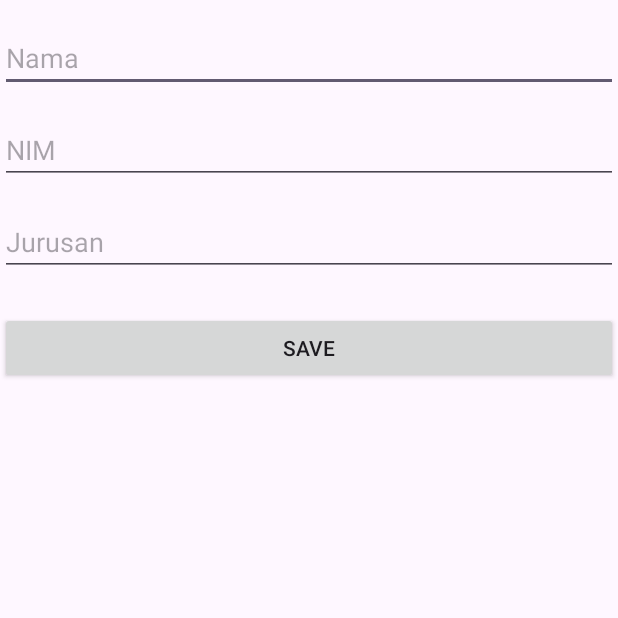
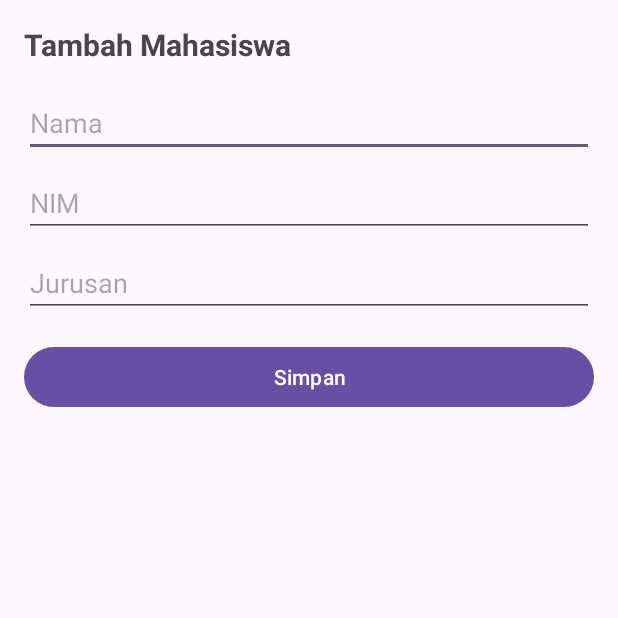
Before and after one commit to Betrand-Alfayedh/MahasiswaApp, an Android app: the screen it shows after launch (AddEditActivity before the commit, AddActivity after it), after a tap on an icon or button, on a phone screen of 412 x 824 dp, the top half of it. Run offline under Robolectric (Android 15) with nearby library versions, the phone set to English and light mode, and no system bars; 1 other tap on this screen came first.

Commit message:
Initial commit

```diff
--- /dev/null
+++ b/app/src/main/java/com/login/mahasiswaapp/AddActivity.kt
@@ -0,0 +1,43 @@
+package com.login.mahasiswaapp
+
+import android.os.Bundle
+import android.widget.Toast
+import androidx.appcompat.app.AppCompatActivity
+import com.login.mahasiswaapp.database.DatabaseHelper
+import com.login.mahasiswaapp.databinding.ActivityAddBinding
+import com.login.mahasiswaapp.model.Mahasiswa
+
+class AddActivity : AppCompatActivity() {
+
+    private lateinit var binding: ActivityAddBinding
+    private lateinit var databaseHelper: DatabaseHelper
+
+    override fun onCreate(savedInstanceState: Bundle?) {
+        super.onCreate(savedInstanceState)
+
+        binding = ActivityAddBinding.inflate(layoutInflater)
+        setContentView(binding.root)
+
+        databaseHelper = DatabaseHelper(this)
+
+        binding.btnSave.setOnClickListener {
+            val nama = binding.etNama.text.toString()
+            val nim = binding.etNim.text.toString()
+            val jurusan = binding.etJurusan.text.toString()
+
+            if (nama.isBlank() || nim.isBlank() || jurusan.isBlank()) {
+                Toast.makeText(this, "Semua field harus diisi!", Toast.LENGTH_SHORT).show()
+            } else {
+                val mahasiswa = Mahasiswa(0, nama, nim, jurusan)
+                val result = databaseHelper.insertMahasiswa(mahasiswa)
+
+                if (result > 0) {
+                    Toast.makeText(this, "Mahasiswa berhasil ditambahkan", Toast.LENGTH_SHORT).show()
+                    finish() // Kembali ke MainActivity
+                } else {
+                    Toast.makeText(this, "Gagal menambahkan mahasiswa", Toast.LENGTH_SHORT).show()
+                }
+            }
+        }
+    }
+}
--- a/app/src/main/java/com/login/mahasiswaapp/MainActivity.kt
+++ b/app/src/main/java/com/login/mahasiswaapp/MainActivity.kt
@@ -27,15 +27,19 @@ class MainActivity : AppCompatActivity() {
         databaseHelper = DatabaseHelper(this)
         mahasiswaAdapter = MahasiswaAdapter(
             mutableListOf(),
-            { mahasiswa ->
-                val intent = Intent(this, AddEditActivity::class.java)
-                intent.putExtra("EXTRA_ID", mahasiswa.id)
-                intent.putExtra("EXTRA_NAMA", mahasiswa.nama)
-                intent.putExtra("EXTRA_NIM", mahasiswa.nim)
-                intent.putExtra("EXTRA_JURUSAN", mahasiswa.jurusan)
+            this,
+            onEditClick = { mahasiswa ->
+                // Handle edit button click
+                val intent = Intent(this, EditActivity::class.java).apply {
+                    putExtra("EXTRA_ID", mahasiswa.id)
+                    putExtra("EXTRA_NAMA", mahasiswa.nama)
+                    putExtra("EXTRA_NIM", mahasiswa.nim)
+                    putExtra("EXTRA_JURUSAN", mahasiswa.jurusan)
+                }
                 startActivity(intent)
             },
-            { mahasiswa ->
+            onDeleteClick = { mahasiswa ->
+                // Handle delete button click
                 showDeleteConfirmationDialog(mahasiswa)
             }
         )
@@ -45,10 +49,15 @@ class MainActivity : AppCompatActivity() {
             adapter = mahasiswaAdapter
         }
 
+        // Set hint for SearchView
+        binding.searchView.queryHint = "Cari Mahasiswa"
+
+        // Handle click on Floating Action Button (FAB) to add new mahasiswa
         binding.fab.setOnClickListener {
-            startActivity(Intent(this, AddEditActivity::class.java))
+            startActivity(Intent(this, AddActivity::class.java))
         }
 
+        // Set up search functionality for filtering mahasiswa
         binding.searchView.setOnQueryTextListener(object : SearchView.OnQueryTextListener {
             override fun onQueryTextSubmit(query: String?): Boolean {
                 return false
@@ -59,6 +68,19 @@ class MainActivity : AppCompatActivity() {
                 return true
             }
         })
+        binding.searchView.setOnClickListener {
+            binding.searchView.isIconified = false // Makes sure the SearchView is expanded when clicked
+        }
+
+        // Handle click on RecyclerView item for detail view
+        mahasiswaAdapter.setOnItemClickListener { mahasiswa ->
+            val intent = Intent(this, DetailActivity::class.java).apply {
+                putExtra("nama", mahasiswa.nama)
+                putExtra("nim", mahasiswa.nim)
+                putExtra("jurusan", mahasiswa.jurusan)
+            }
+            startActivity(intent)
+        }
     }
 
     override fun onResume() {
@@ -66,11 +88,13 @@ class MainActivity : AppCompatActivity() {
         loadMahasiswa()
     }
 
+    // Load the mahasiswa data from database and update RecyclerView
     private fun loadMahasiswa() {
         val mahasiswaList = databaseHelper.getAllMahasiswa()
         mahasiswaAdapter.updateData(mahasiswaList)
     }
 
+    // Filter mahasiswa based on query text
     private fun filterMahasiswa(query: String?) {
         val allMahasiswa = databaseHelper.getAllMahasiswa()
         val filteredList = allMahasiswa.filter {
@@ -81,6 +105,7 @@ class MainActivity : AppCompatActivity() {
         mahasiswaAdapter.updateData(filteredList)
     }
 
+    // Show confirmation dialog for deleting mahasiswa
     private fun showDeleteConfirmationDialog(mahasiswa: Mahasiswa) {
         AlertDialog.Builder(this).apply {
             setTitle("Hapus Mahasiswa")
@@ -89,7 +114,7 @@ class MainActivity : AppCompatActivity() {
                 val deletedRows = databaseHelper.deleteMahasiswa(mahasiswa.id)
                 if (deletedRows > 0) {
                     Toast.makeText(this@MainActivity, "Mahasiswa berhasil dihapus", Toast.LENGTH_SHORT).show()
-                    loadMahasiswa()
+                    loadMahasiswa() // Reload mahasiswa list after delete
                 } else {
                     Toast.makeText(this@MainActivity, "Gagal menghapus mahasiswa", Toast.LENGTH_SHORT).show()
                 }
--- a/app/src/main/java/com/login/mahasiswaapp/adapter/MahasiswaAdapter.kt
+++ b/app/src/main/java/com/login/mahasiswaapp/adapter/MahasiswaAdapter.kt
@@ -1,19 +1,29 @@
 package com.login.mahasiswaapp.adapter
 
+import android.content.Context
+import android.content.Intent
 import android.view.LayoutInflater
 import android.view.View
 import android.view.ViewGroup
 import android.widget.ImageView
 import android.widget.TextView
 import androidx.recyclerview.widget.RecyclerView
+import com.login.mahasiswaapp.DetailActivity
 import com.login.mahasiswaapp.R
 import com.login.mahasiswaapp.model.Mahasiswa
 
 class MahasiswaAdapter(
     private var mahasiswaList: MutableList<Mahasiswa>,
+    private val context: Context,
     private val onEditClick: (Mahasiswa) -> Unit,
     private val onDeleteClick: (Mahasiswa) -> Unit
 ) : RecyclerView.Adapter<MahasiswaAdapter.MahasiswaViewHolder>() {
+
+    private var onItemClickListener: ((Mahasiswa) -> Unit)? = null
+
+    fun setOnItemClickListener(listener: (Mahasiswa) -> Unit) {
+        onItemClickListener = listener
+    }
 
     override fun onCreateViewHolder(parent: ViewGroup, viewType: Int): MahasiswaViewHolder {
         val view = LayoutInflater.from(parent.context).inflate(R.layout.item_mahasiswa, parent, false)
@@ -23,18 +33,29 @@ class MahasiswaAdapter(
     override fun onBindViewHolder(holder: MahasiswaViewHolder, position: Int) {
         val mahasiswa = mahasiswaList[position]
         holder.bind(mahasiswa)
+
+        // Handle edit button click
         holder.ivEdit.setOnClickListener { onEditClick(mahasiswa) }
+
+        // Handle delete button click
         holder.ivDelete.setOnClickListener { onDeleteClick(mahasiswa) }
+
+        // Handle item click to view detail
+        holder.itemView.setOnClickListener {
+            onItemClickListener?.invoke(mahasiswa)
+        }
     }
 
     override fun getItemCount(): Int = mahasiswaList.size
 
+    // Update the data in the adapter
     fun updateData(newMahasiswaList: List<Mahasiswa>) {
         mahasiswaList.clear()
         mahasiswaList.addAll(newMahasiswaList)
         notifyDataSetChanged()
     }
 
+    // ViewHolder class to bind data to each list item
     inner class MahasiswaViewHolder(itemView: View) : RecyclerView.ViewHolder(itemView) {
         private val tvNama: TextView = itemView.findViewById(R.id.tvNama)
         private val tvNim: TextView = itemView.findViewById(R.id.tvNim)
@@ -42,6 +63,7 @@ class MahasiswaAdapter(
         val ivEdit: ImageView = itemView.findViewById(R.id.ivEdit)
         val ivDelete: ImageView = itemView.findViewById(R.id.ivDelete)
 
+        // Bind mahasiswa data to the UI components
         fun bind(mahasiswa: Mahasiswa) {
             tvNama.text = mahasiswa.nama
             tvNim.text = "NIM: ${mahasiswa.nim}"
--- /dev/null
+++ b/app/src/main/res/drawable/search_view_background.xml
@@ -0,0 +1,4 @@
+<shape xmlns:android="http://schemas.android.com/apk/res/android">
+    <corners android:radius="16dp" />
+    <stroke android:color="#D3D3D3" android:width="1dp"/>
+</shape>
--- /dev/null
+++ b/app/src/main/res/layout/activity_add.xml
@@ -0,0 +1,43 @@
+<?xml version="1.0" encoding="utf-8"?>
+<LinearLayout xmlns:android="http://schemas.android.com/apk/res/android"
+    android:layout_width="match_parent"
+    android:layout_height="match_parent"
+    android:orientation="vertical"
+    android:padding="16dp">
+
+    <TextView
+        android:id="@+id/tvHeader"
+        android:layout_width="wrap_content"
+        android:layout_height="wrap_content"
+        android:text="Tambah Mahasiswa"
+        android:textSize="20sp"
+        android:textStyle="bold"
+        android:layout_marginBottom="16dp" />
+
+    <EditText
+        android:id="@+id/etNama"
+        android:layout_width="match_parent"
+        android:layout_height="wrap_content"
+        android:hint="Nama" />
+
+    <EditText
+        android:id="@+id/etNim"
+        android:layout_width="match_parent"
+        android:layout_height="wrap_content"
+        android:hint="NIM"
+        android:layout_marginTop="8dp" />
+
+    <EditText
+        android:id="@+id/etJurusan"
+        android:layout_width="match_parent"
+        android:layout_height="wrap_content"
+        android:hint="Jurusan"
+        android:layout_marginTop="8dp" />
+
+    <Button
+        android:id="@+id/btnSave"
+        android:layout_width="match_parent"
+        android:layout_height="wrap_content"
+        android:layout_marginTop="16dp"
+        android:text="Simpan" />
+</LinearLayout>
```
Also changed, not shown: app/src/main/AndroidManifest.xml (+12 -8 lines), app/src/main/java/com/login/mahasiswaapp/DetailActivity.kt (added, +28 -0 lines), app/src/main/java/com/login/mahasiswaapp/EditActivity.kt (added, +54 -0 lines), app/src/main/res/layout/activity_detail.xml (added, +40 -0 lines), app/src/main/res/layout/activity_edit.xml (added, +43 -0 lines), app/src/main/res/layout/activity_main.xml (+15 -3 lines), app/src/main/res/layout/item_mahasiswa.xml (+31 -27 lines).
